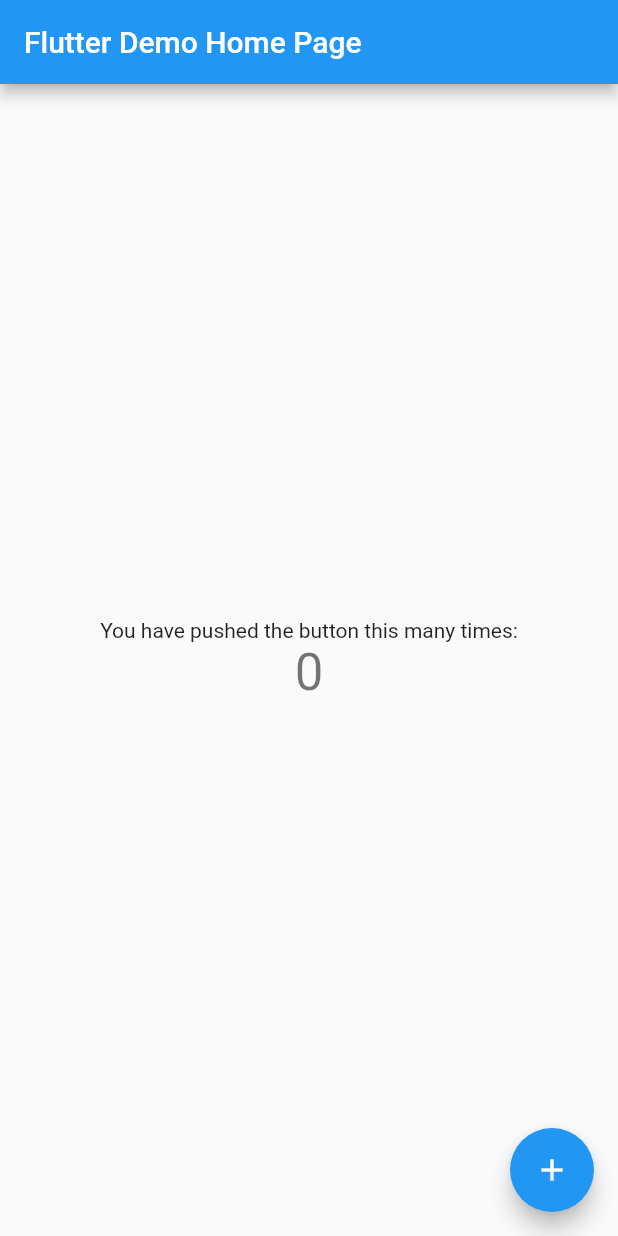
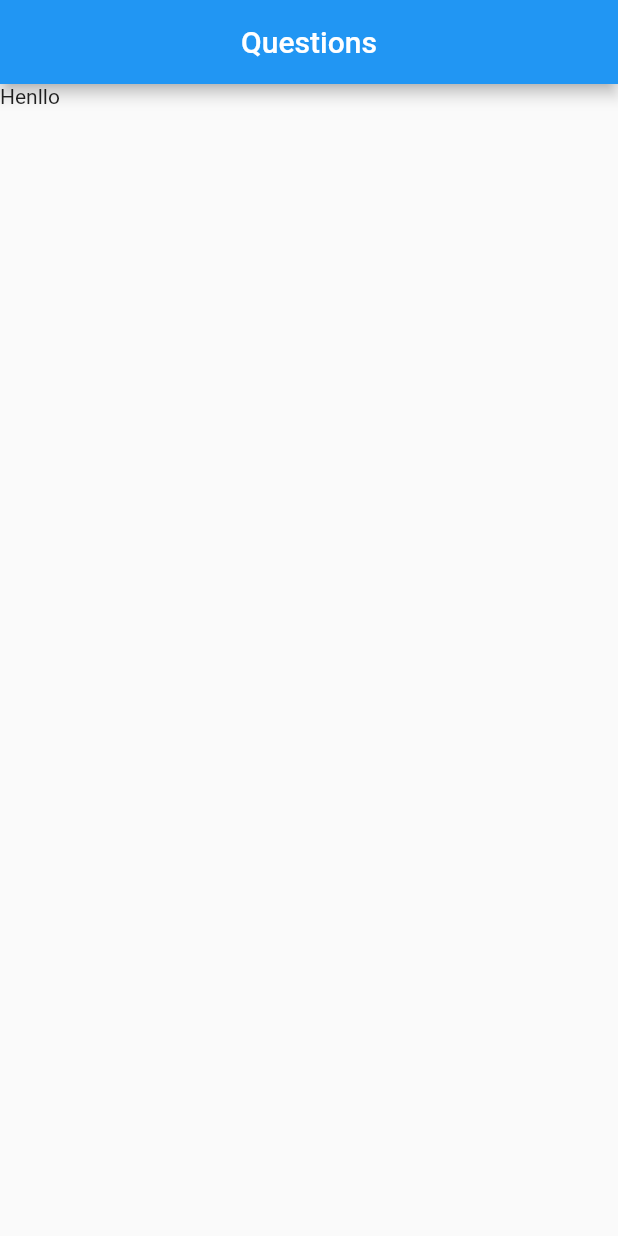
Before and after one commit to brunaoliveira/quiz_app, a Flutter app: the screen it shows after launch, on a phone screen of 412 x 824 dp. Run offline on Flutter 3.47's test engine with Material 2 defaults, Android fonts, the phone set to English and light mode, and no system bars.

Commit message:
add app bar

```diff
--- a/lib/main.dart
+++ b/lib/main.dart
@@ -1,117 +1,24 @@
 import 'package:flutter/material.dart';
 
-void main() {
-  runApp(MyApp());
+main() {
+  runApp(QuizApp());
 }
 
-class MyApp extends StatelessWidget {
-  // This widget is the root of your application.
+class QuizApp extends StatelessWidget {
   @override
   Widget build(BuildContext context) {
     return MaterialApp(
-      title: 'Flutter Demo',
-      theme: ThemeData(
-        // This is the theme of your application.
-        //
-        // Try running your application with "flutter run". You'll see the
-        // application has a blue toolbar. Then, without quitting the app, try
-        // changing the primarySwatch below to Colors.green and then invoke
-        // "hot reload" (press "r" in the console where you ran "flutter run",
-        // or simply save your changes to "hot reload" in a Flutter IDE).
-        // Notice that the counter didn't reset back to zero; the application
-        // is not restarted.
-        primarySwatch: Colors.blue,
-        // This makes the visual density adapt to the platform that you run
-        // the app on. For desktop platforms, the controls will be smaller and
-        // closer together (more dense) than on mobile platforms.
-        visualDensity: VisualDensity.adaptivePlatformDensity,
+      home: Scaffold(
+        appBar: AppBar(
+          title: Text('Questions'),
+          centerTitle: true,
+        ),
+        body: Text('Henllo'),
       ),
-      home: MyHomePage(title: 'Flutter Demo Home Page'),
+      darkTheme: ThemeData(
+        accentColor: Colors.pinkAccent,
+        brightness: Brightness.dark,
+      ),
     );
   }
 }
-
-class MyHomePage extends StatefulWidget {
-  MyHomePage({Key key, this.title}) : super(key: key);
-
-  // This widget is the home page of your application. It is stateful, meaning
-  // that it has a State object (defined below) that contains fields that affect
-  // how it looks.
-
-  // This class is the configuration for the state. It holds the values (in this
-  // case the title) provided by the parent (in this case the App widget) and
-  // used by the build method of the State. Fields in a Widget subclass are
-  // always marked "final".
-
-  final String title;
-
-  @override
-  _MyHomePageState createState() => _MyHomePageState();
-}
-
-class _MyHomePageState extends State<MyHomePage> {
-  int _counter = 0;
-
-  void _incrementCounter() {
-    setState(() {
-      // This call to setState tells the Flutter framework that something has
-      // changed in this State, which causes it to rerun the build method below
-      // so that the display can reflect the updated values. If we changed
-      // _counter without calling setState(), then the build method would not be
-      // called again, and so nothing would appear to happen.
-      _counter++;
-    });
-  }
-
-  @override
-  Widget build(BuildContext context) {
-    // This method is rerun every time setState is called, for instance as done
-    // by the _incrementCounter method above.
-    //
-    // The Flutter framework has been optimized to make rerunning build methods
-    // fast, so that you can just rebuild anything that needs updating rather
-    // than having to individually change instances of widgets.
-    return Scaffold(
-      appBar: AppBar(
-        // Here we take the value from the MyHomePage object that was created by
-        // the App.build method, and use it to set our appbar title.
-        title: Text(widget.title),
-      ),
-      body: Center(
-        // Center is a layout widget. It takes a single child and positions it
-        // in the middle of the parent.
-        child: Column(
-          // Column is also a layout widget. It takes a list of children and
-          // arranges them vertically. By default, it sizes itself to fit its
-          // children horizontally, and tries to be as tall as its parent.
-          //
-          // Invoke "debug painting" (press "p" in the console, choose the
-          // "Toggle Debug Paint" action from the Flutter Inspector in Android
-          // Studio, or the "Toggle Debug Paint" command in Visual Studio Code)
-          // to see the wireframe for each widget.
-          //
-          // Column has various properties to control how it sizes itself and
-          // how it positions its children. Here we use mainAxisAlignment to
-          // center the children vertically; the main axis here is the vertical
-          // axis because Columns are vertical (the cross axis would be
-          // horizontal).
-          mainAxisAlignment: MainAxisAlignment.center,
-          children: <Widget>[
-            Text(
-              'You have pushed the button this many times:',
-            ),
-            Text(
-              '$_counter',
-              style: Theme.of(context).textTheme.headline4,
-            ),
-          ],
-        ),
-      ),
-      floatingActionButton: FloatingActionButton(
-        onPressed: _incrementCounter,
-        tooltip: 'Increment',
-        child: Icon(Icons.add),
-      ), // This trailing comma makes auto-formatting nicer for build methods.
-    );
-  }
-}
```
